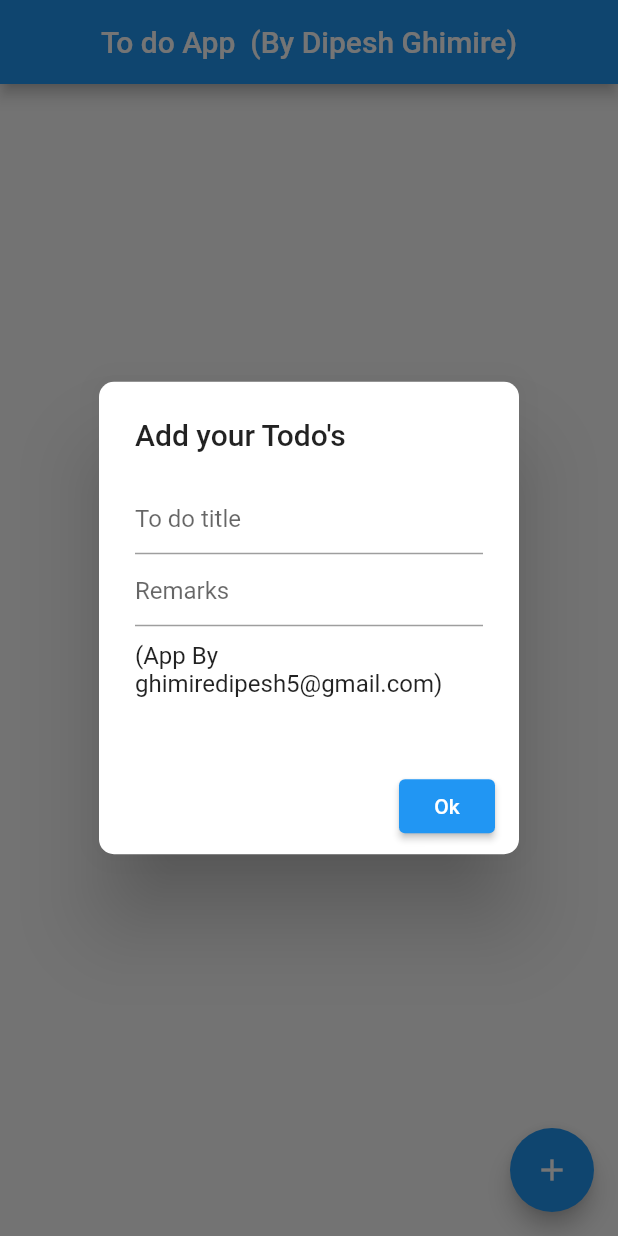
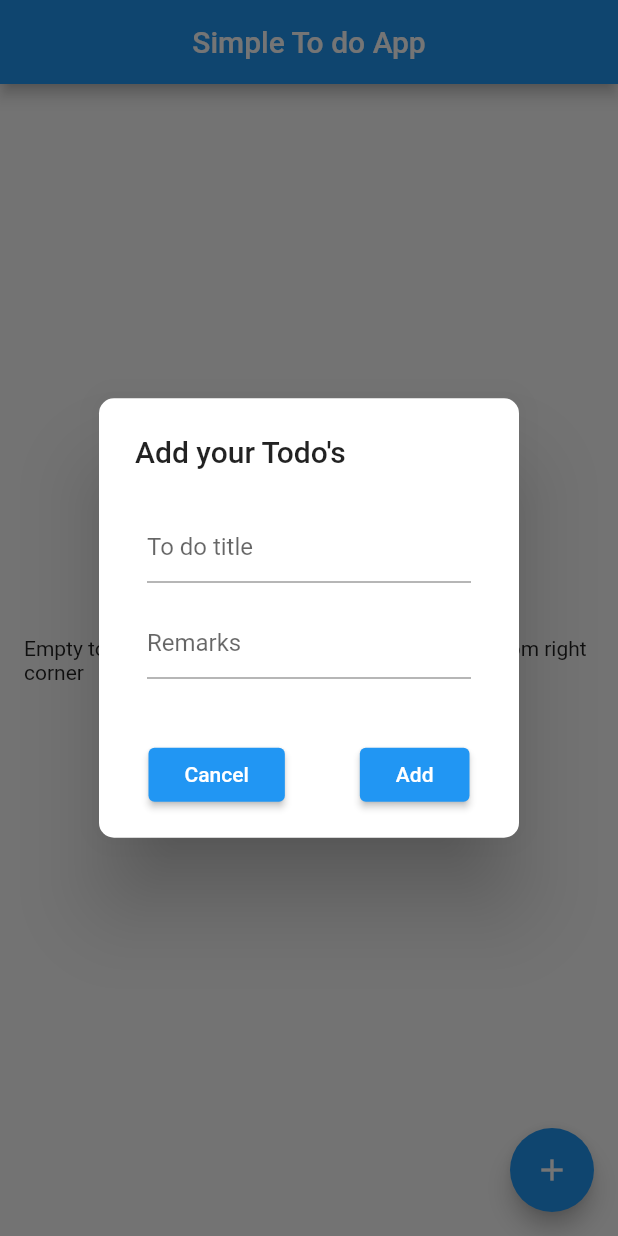
Before and after one commit to Dipesh905/To-do-App, a Flutter app: the screen it shows after launch, after a tap on the "add" icon, on a phone screen of 412 x 824 dp. Run offline on Flutter 3.47's test engine with Material 2 defaults, Android fonts, the phone set to English and light mode, and no system bars; our stand-ins replace cloud_firestore, firebase_core, flutter_riverpod; accounts and stored records are empty.

Commit message:
homescreen code refactor

```diff
--- a/lib/model/to_do_model.dart
+++ b/lib/model/to_do_model.dart
@@ -1,10 +1,19 @@
 class ToDoModel {
   String title;
   String remarks;
+  String createdOn;
 
-  ToDoModel({required this.title, required this.remarks});
+  ToDoModel(
+      {required this.title, required this.remarks, required this.createdOn});
 
   ToDoModel.fromJson(Map<String, dynamic> json)
-      : title = json['todotitle '] as String,
-        remarks = json['remarks'] as String;
+      : title = json['todotitle'] as String,
+        remarks = json['remarks'] as String,
+        createdOn = json['createdOn'] as String;
+
+  Map<String, dynamic> toJson() => <String, dynamic>{
+        'todotitle': title,
+        'remarks': remarks,
+        'createdOn': createdOn
+      };
 }
--- a/lib/view/screens/home_screen.dart
+++ b/lib/view/screens/home_screen.dart
@@ -3,38 +3,39 @@ import 'package:cloud_firestore/cloud_firestore.dart';
 import 'package:flutter_riverpod/flutter_riverpod.dart';
 import 'package:todoapp/controller/to_do_provider.dart';
 import 'package:todoapp/model/to_do_model.dart';
+import 'package:todoapp/view/widgets/button_widget.dart';
+import 'package:todoapp/view/widgets/input_field_widget.dart';
 
 /// firebaseFirestore Instance
 final FirebaseFirestore firebaseInstance = FirebaseFirestore.instance;
 
 class HomeScreen extends ConsumerWidget {
-  String newinput = "";
+  final GlobalKey<FormState> _globalKey = GlobalKey<FormState>();
 
-  String remarks = "";
+  addTodo({required ToDoModel toDoModel}) {
+    DocumentReference ref = firebaseInstance
+        .collection("Todolist")
+        .doc(toDoModel.toJson()['todotitle'] + toDoModel.toJson()['createdOn']);
 
-  GlobalKey<FormState> _globalKey = GlobalKey();
-
-  addTodo() {
-    DocumentReference ref =
-        firebaseInstance.collection("Todolist").doc(newinput);
-
-    Map<String, String> todolist = {"todotitle ": newinput, "remarks": remarks};
-
-    ref.set(todolist).whenComplete(() => print("$newinput created"));
+    ref.set(toDoModel.toJson()).whenComplete(() => print("added sucessfully"));
   }
 
-  deleteTodo(item) {
-    DocumentReference ref = firebaseInstance.collection("Todolist").doc(item);
+  deleteTodo(String uniqueTitleAndDate) {
+    DocumentReference ref =
+        firebaseInstance.collection("Todolist").doc(uniqueTitleAndDate);
 
-    ref.delete().whenComplete(() => print("$item deleted"));
+    ref.delete().whenComplete(() => print("$uniqueTitleAndDate deleted"));
   }
+
+  final TextEditingController _toDoTitleController = TextEditingController();
+  final TextEditingController _toDoRemarksController = TextEditingController();
 
   @override
   Widget build(BuildContext context, WidgetRef ref) {
     final AsyncValue<List<ToDoModel>> toDoLists = ref.watch(toDoProvider);
     return Scaffold(
       appBar: AppBar(
-        title: Text("To do App  (By Dipesh Ghimire)"),
+        title: Text("Simple To do App"),
         centerTitle: true,
       ),
       floatingActionButton: FloatingActionButton(
@@ -50,45 +51,52 @@ class HomeScreen extends ConsumerWidget {
                   title: Text(
                     "Add your Todo's",
                   ),
-                  content: Container(
-                    height: 160,
-                    width: 200,
-                    child: Column(
+                  content: Column(
+                    mainAxisSize: MainAxisSize.min,
                     children: <Widget>[
-                        TextFormField(
+                      InputFieldWidget(
+                        controller: _toDoTitleController,
                         decoration: InputDecoration(hintText: "To do title"),
-                          onChanged: (String value) {
-                            newinput = value;
-                          },
                         validator: (value) =>
                             value == null ? "Enter the title" : null,
                       ),
-                        TextFormField(
+                      InputFieldWidget(
+                        controller: _toDoRemarksController,
                         decoration: InputDecoration(hintText: "Remarks"),
-                          onChanged: (String value) {
-                            remarks = value;
-                          },
                         validator: (value) =>
                             value == null ? "Enter the Remarks" : null,
                       ),
-                        SizedBox(
-                          height: 10,
-                        ),
-                        Text("(App By ghimiredipesh5@gmail.com)")
                     ],
                   ),
-                  ),
                   actions: <Widget>[
-                    ElevatedButton(
+                    Padding(
+                      padding: const EdgeInsets.only(bottom: 10),
+                      child: Row(
+                        mainAxisAlignment: MainAxisAlignment.spaceAround,
+                        children: [
+                          ButtonWidget(
+                              onPressed: () {
+                                Navigator.pop(context);
+                              },
+                              buttonTitle: 'Cancel'),
+                          ButtonWidget(
                               onPressed: () {
                                 if (_globalKey.currentState!.validate()) {
-                            addTodo();
+                                  addTodo(
+                                      toDoModel: ToDoModel(
+                                          title: _toDoTitleController.text,
+                                          remarks: _toDoRemarksController.text,
+                                          createdOn:
+                                              DateTime.now().toString()));
+
+                                  _toDoTitleController.clear();
+                                  _toDoRemarksController.clear();
                                   Navigator.pop(context);
                                 }
                               },
-                        child: Text("Ok")),
-                    SizedBox(
-                      height: 10,
+                              buttonTitle: "Add"),
+                        ],
+                      ),
                     ),
                   ],
                 ),
@@ -100,14 +108,30 @@ class HomeScreen extends ConsumerWidget {
       ),
       body: toDoLists.when(
         data: (toDodatas) {
-          return ListView.builder(
+          return toDodatas.isNotEmpty
+              ? ListView.builder(
                   itemCount: toDodatas.length,
                   itemBuilder: (BuildContext context, int index) {
-              return ListTile(
+                    return Card(
+                      child: ListTile(
+                        trailing: IconButton(
+                            onPressed: () {
+                              deleteTodo(
+                                  '${toDodatas[index].title}${toDodatas[index].createdOn}');
+                            },
+                            icon: Icon(Icons.delete)),
                         title: Text(toDodatas[index].title),
                         subtitle: Text(toDodatas[index].remarks),
+                      ),
                     );
                   },
+                )
+              : Center(
+                  child: Padding(
+                    padding: const EdgeInsets.all(16),
+                    child: Text(
+                        'Empty to do list, Add new by tapping + button in bottom right corner'),
+                  ),
                 );
         },
         error: (error, stackTrace) {
--- /dev/null
+++ b/lib/view/widgets/button_widget.dart
@@ -0,0 +1,36 @@
+import 'package:flutter/material.dart';
+
+/// Button Widget
+class ButtonWidget extends StatelessWidget {
+  const ButtonWidget({
+    required this.onPressed,
+    required this.buttonTitle,
+    super.key,
+    this.padding,
+  });
+
+  /// method that handles onPressed functionality
+  final void Function()? onPressed;
+
+  /// Title of Button
+  final String buttonTitle;
+
+  /// padding provided for title text
+  final EdgeInsetsGeometry? padding;
+
+  @override
+  Widget build(BuildContext context) => ElevatedButton(
+        onPressed: onPressed,
+        style: ButtonStyle(
+          shape: MaterialStateProperty.all<RoundedRectangleBorder>(
+            const RoundedRectangleBorder(
+              borderRadius: BorderRadius.all(Radius.circular(4)),
+            ),
+          ),
+        ),
+        child: Padding(
+          padding: padding == null ? const EdgeInsets.all(8) : padding!,
+          child: Text(buttonTitle),
+        ),
+      );
+}
--- /dev/null
+++ b/lib/view/widgets/input_field_widget.dart
@@ -0,0 +1,95 @@
+import 'package:flutter/material.dart';
+
+/// Common Input Field Widget Through out the Project
+class InputFieldWidget extends StatelessWidget {
+  const InputFieldWidget({
+    required this.controller,
+    this.labelText,
+    this.decoration,
+    this.validator,
+    this.obsecureText = false,
+    this.readOnly = false,
+    this.autofocus = false,
+    this.onTap,
+    super.key,
+    this.keyboardType,
+    this.hintText,
+    this.helperText,
+    this.maxLines = 1,
+    this.onChanged,
+    this.surfixIcon,
+    this.maxLength,
+    this.initialValue,
+    this.contentPadding,
+  });
+
+  /// Validator
+  final String? Function(String?)? validator;
+
+  /// label Text
+  final String? labelText;
+
+  /// ObsecureText
+  final bool obsecureText;
+
+  /// Helper Text
+  final String? helperText;
+
+  /// read only
+  final bool readOnly;
+
+  /// ontap
+  final void Function()? onTap;
+
+  /// Onchanged
+  final void Function(String)? onChanged;
+
+  /// prefix icon
+  final Widget? surfixIcon;
+
+  /// keyboard type
+  final TextInputType? keyboardType;
+
+  /// controller
+  final TextEditingController? controller;
+
+  /// max length
+  final int? maxLength;
+
+  /// initial Value
+  final String? initialValue;
+
+  /// hint text
+  final String? hintText;
+
+  /// content Padding
+  final EdgeInsetsGeometry? contentPadding;
+
+  /// max lines
+  final int? maxLines;
+
+  /// input decoration
+  final InputDecoration? decoration;
+
+  /// autofocus
+  final bool autofocus;
+
+  @override
+  Widget build(BuildContext context) => Padding(
+        padding: const EdgeInsets.all(8),
+        child: TextFormField(
+          autofocus: autofocus,
+          onTap: onTap,
+          readOnly: readOnly,
+          keyboardType: keyboardType,
+          obscureText: obsecureText,
+          maxLines: maxLines,
+          initialValue: initialValue,
+          controller: controller,
+          validator: validator,
+          maxLength: maxLength,
+          decoration: decoration,
+          onChanged: onChanged,
+        ),
+      );
+}
```
Lines whose indentation alone changed are shown as unchanged.
